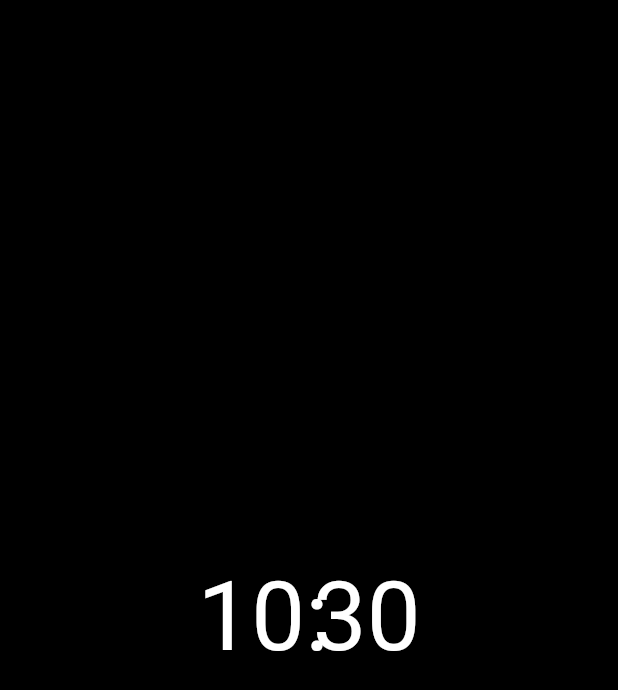
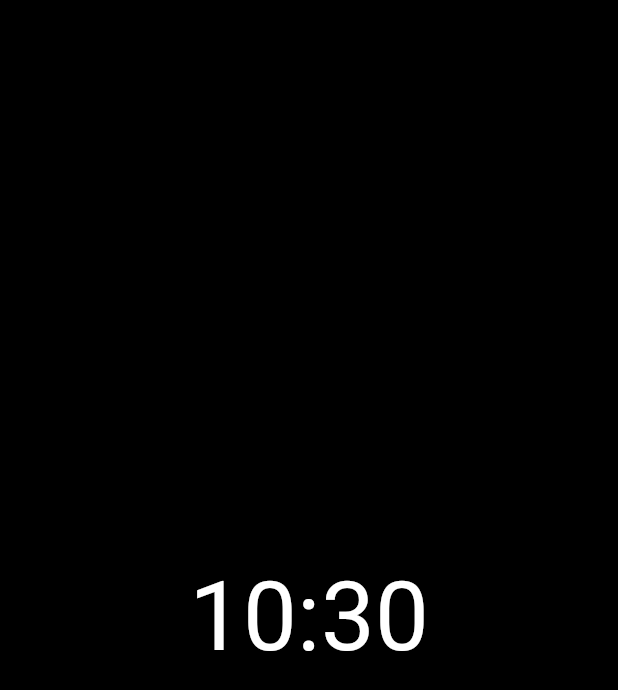
Before and after one commit to michal1024/weatherst2, a Flutter app: the screen it shows after launch, on a phone screen of 412 x 824 dp. Shown: the top 690 px of the screen. Run offline on Flutter 3.47's test engine with Material 2 defaults, Android fonts, the light colour scheme and no system bars.

Commit message:
separator size update

```diff
--- a/lib/clock/clock.dart
+++ b/lib/clock/clock.dart
@@ -60,6 +60,6 @@ class Separator extends StatelessWidget {
   @override
   Widget build(BuildContext ctx) {
     var content = Text(show ? ':' : '', style: style);
-    return SizedBox(child: content, width: 5);
+    return SizedBox(child: content, width: 16);
   }
 }
```
